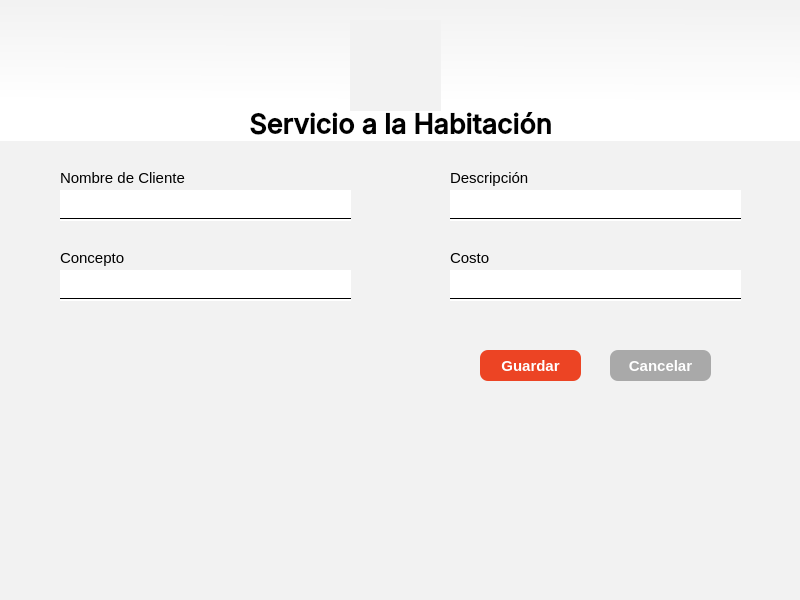
Above: project1/views/ui/servicio_habitacion.ui from Alex300VA24/projectHotel before the change. Below: the same form after it.
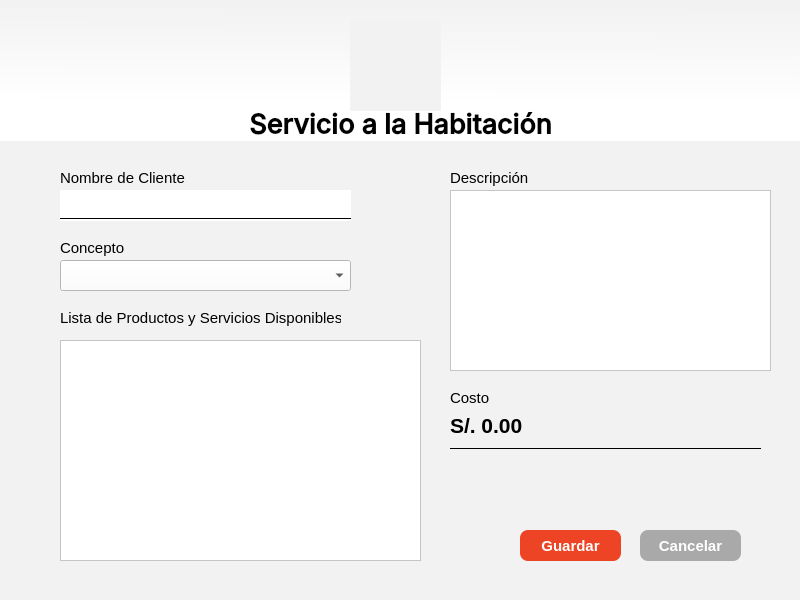
That is the form after the change. Icons and pictures are not drawn.

```diff
--- a/project1/views/ui/servicio_habitacion.ui
+++ b/project1/views/ui/servicio_habitacion.ui
@@ -63,7 +63,7 @@
    <property name="geometry">
     <rect>
      <x>60</x>
-     <y>250</y>
+     <y>240</y>
      <width>71</width>
      <height>16</height>
     </rect>
@@ -78,28 +78,6 @@
     <string>Concepto</string>
    </property>
   </widget>
-  <widget class="QLineEdit" name="txt_concepto">
-   <property name="geometry">
-    <rect>
-     <x>60</x>
-     <y>270</y>
-     <width>291</width>
-     <height>31</height>
-    </rect>
-   </property>
-   <property name="font">
-    <font>
-     <family>Tahoma</family>
-     <pointsize>10</pointsize>
-    </font>
-   </property>
-   <property name="styleSheet">
-    <string notr="true">background-color: rgb(255, 255, 255);</string>
-   </property>
-   <property name="frame">
-    <bool>false</bool>
-   </property>
-  </widget>
   <widget class="QLabel" name="label_7">
    <property name="geometry">
     <rect>
@@ -123,7 +101,7 @@
    <property name="geometry">
     <rect>
      <x>450</x>
-     <y>250</y>
+     <y>390</y>
      <width>131</width>
      <height>16</height>
     </rect>
@@ -138,33 +116,11 @@
     <string>Costo</string>
    </property>
   </widget>
-  <widget class="QLineEdit" name="txt_costo">
-   <property name="geometry">
-    <rect>
-     <x>450</x>
-     <y>270</y>
-     <width>291</width>
-     <height>31</height>
-    </rect>
-   </property>
-   <property name="font">
-    <font>
-     <family>Tahoma</family>
-     <pointsize>10</pointsize>
-    </font>
-   </property>
-   <property name="styleSheet">
-    <string notr="true">background-color: rgb(255, 255, 255);</string>
-   </property>
-   <property name="frame">
-    <bool>false</bool>
-   </property>
-  </widget>
   <widget class="QPushButton" name="btn_guardar">
    <property name="geometry">
     <rect>
-     <x>480</x>
-     <y>350</y>
+     <x>520</x>
+     <y>530</y>
      <width>101</width>
      <height>31</height>
     </rect>
@@ -195,8 +151,8 @@
   <widget class="QPushButton" name="btn_cancelar">
    <property name="geometry">
     <rect>
-     <x>610</x>
-     <y>350</y>
+     <x>640</x>
+     <y>530</y>
      <width>101</width>
      <height>31</height>
     </rect>
@@ -224,28 +180,6 @@
     <string>Cancelar</string>
    </property>
   </widget>
-  <widget class="QLineEdit" name="txt_descripcion">
-   <property name="geometry">
-    <rect>
-     <x>450</x>
-     <y>190</y>
-     <width>291</width>
-     <height>31</height>
-    </rect>
-   </property>
-   <property name="font">
-    <font>
-     <family>Tahoma</family>
-     <pointsize>10</pointsize>
-    </font>
-   </property>
-   <property name="styleSheet">
-    <string notr="true">background-color: rgb(255, 255, 255);</string>
-   </property>
-   <property name="frame">
-    <bool>false</bool>
-   </property>
-  </widget>
   <widget class="QFrame" name="frame_2">
    <property name="geometry">
     <rect>
@@ -268,56 +202,12 @@
     <number>1</number>
    </property>
   </widget>
-  <widget class="QFrame" name="frame_3">
-   <property name="geometry">
-    <rect>
-     <x>60</x>
-     <y>290</y>
-     <width>291</width>
-     <height>16</height>
-    </rect>
-   </property>
-   <property name="styleSheet">
-    <string notr="true">background: transparent;</string>
-   </property>
-   <property name="frameShape">
-    <enum>QFrame::HLine</enum>
-   </property>
-   <property name="frameShadow">
-    <enum>QFrame::Plain</enum>
-   </property>
-   <property name="lineWidth">
-    <number>1</number>
-   </property>
-  </widget>
-  <widget class="QFrame" name="frame_4">
-   <property name="geometry">
-    <rect>
-     <x>450</x>
-     <y>210</y>
-     <width>291</width>
-     <height>16</height>
-    </rect>
-   </property>
-   <property name="styleSheet">
-    <string notr="true">background: transparent;</string>
-   </property>
-   <property name="frameShape">
-    <enum>QFrame::HLine</enum>
-   </property>
-   <property name="frameShadow">
-    <enum>QFrame::Plain</enum>
-   </property>
-   <property name="lineWidth">
-    <number>1</number>
-   </property>
-  </widget>
   <widget class="QFrame" name="frame_5">
    <property name="geometry">
     <rect>
      <x>450</x>
-     <y>290</y>
-     <width>291</width>
+     <y>440</y>
+     <width>311</width>
      <height>16</height>
     </rect>
    </property>
@@ -382,6 +272,115 @@
     <set>Qt::AlignBottom|Qt::AlignHCenter</set>
    </property>
   </widget>
+  <widget class="QComboBox" name="box_concepto">
+   <property name="geometry">
+    <rect>
+     <x>60</x>
+     <y>260</y>
+     <width>291</width>
+     <height>31</height>
+    </rect>
+   </property>
+   <property name="font">
+    <font>
+     <family>Tahoma</family>
+     <pointsize>11</pointsize>
+    </font>
+   </property>
+   <property name="styleSheet">
+    <string notr="true">background-color: rgb(255, 255, 255);</string>
+   </property>
+   <property name="frame">
+    <bool>true</bool>
+   </property>
+  </widget>
+  <widget class="QLabel" name="lbl_total">
+   <property name="geometry">
+    <rect>
+     <x>450</x>
+     <y>410</y>
+     <width>291</width>
+     <height>31</height>
+    </rect>
+   </property>
+   <property name="font">
+    <font>
+     <family>Tahoma</family>
+     <pointsize>16</pointsize>
+     <bold>true</bold>
+    </font>
+   </property>
+   <property name="text">
+    <string>S/. 0.00</string>
+   </property>
+  </widget>
+  <widget class="QGroupBox" name="groupBox_lista">
+   <property name="geometry">
+    <rect>
+     <x>60</x>
+     <y>340</y>
+     <width>361</width>
+     <height>221</height>
+    </rect>
+   </property>
+   <property name="font">
+    <font>
+     <family>Tahoma</family>
+     <pointsize>11</pointsize>
+    </font>
+   </property>
+   <property name="styleSheet">
+    <string notr="true">background-color: rgb(255, 255, 255);</string>
+   </property>
+   <property name="title">
+    <string/>
+   </property>
+   <widget class="QListWidget" name="listWidget_servicio">
+    <property name="geometry">
+     <rect>
+      <x>0</x>
+      <y>0</y>
+      <width>361</width>
+      <height>221</height>
+     </rect>
+    </property>
+   </widget>
+  </widget>
+  <widget class="QPlainTextEdit" name="txt_descripcion">
+   <property name="geometry">
+    <rect>
+     <x>450</x>
+     <y>190</y>
+     <width>321</width>
+     <height>181</height>
+    </rect>
+   </property>
+   <property name="styleSheet">
+    <string notr="true">background-color: rgb(255, 255, 255);</string>
+   </property>
+   <property name="plainText">
+    <string/>
+   </property>
+  </widget>
+  <widget class="QLabel" name="label_9">
+   <property name="geometry">
+    <rect>
+     <x>60</x>
+     <y>310</y>
+     <width>281</width>
+     <height>16</height>
+    </rect>
+   </property>
+   <property name="font">
+    <font>
+     <family>Tahoma</family>
+     <pointsize>11</pointsize>
+    </font>
+   </property>
+   <property name="text">
+    <string>Lista de Productos y Servicios Disponibles</string>
+   </property>
+  </widget>
   <zorder>label_11</zorder>
   <zorder>txt_nombre_cliente</zorder>
   <zorder>label_3</zorder>
```
Left out of the diff: 10 changed lines with no effect on the pictures.
